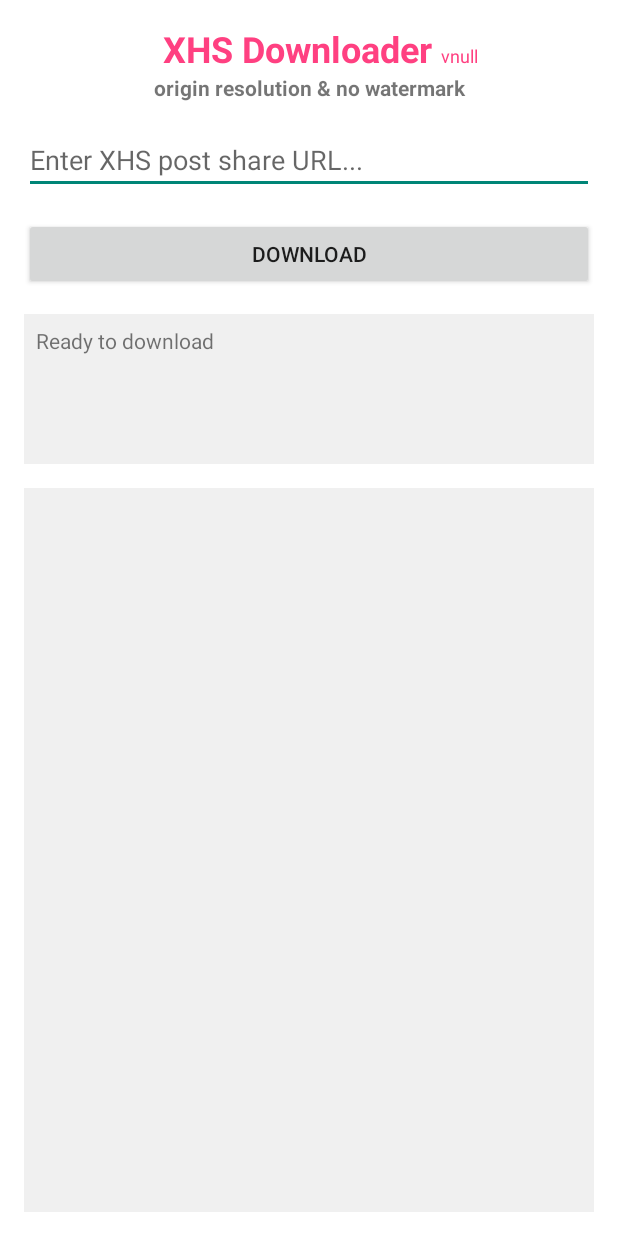
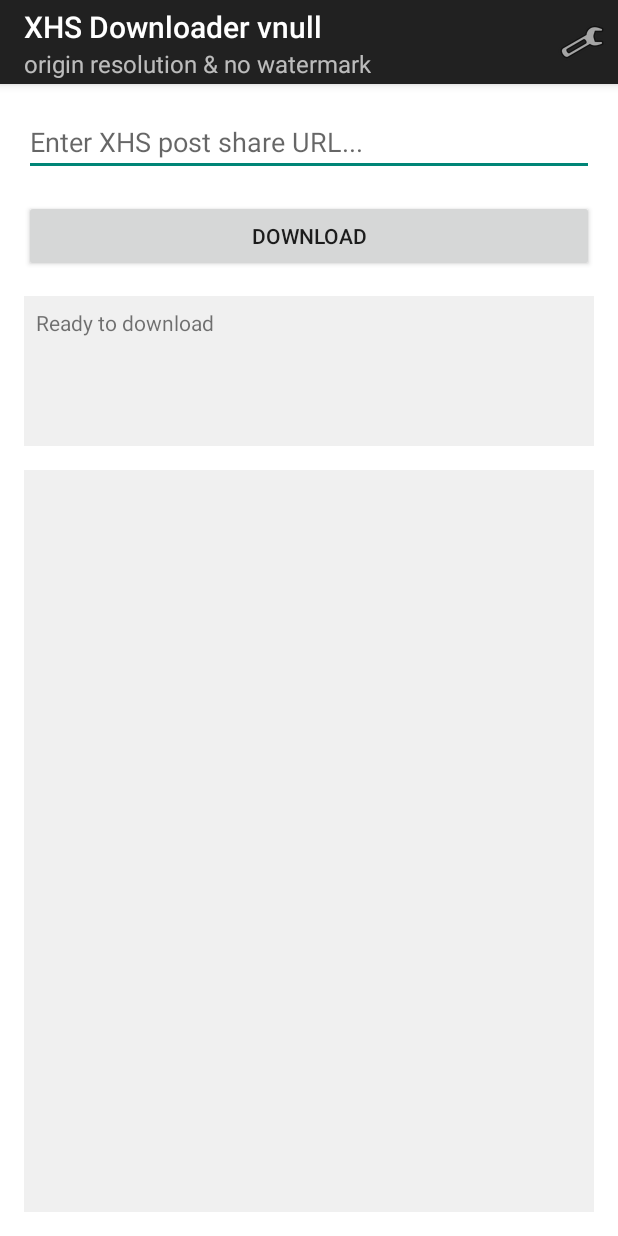
Before and after one commit to NEORUAA/XHS_Downloader_Android, an Android app: the screen it shows after launch (MainActivity), on a phone screen of 412 x 824 dp. Run offline under Robolectric (Android 15) with nearby library versions, the phone set to English and light mode, and no system bars; 1 statement that could not run was skipped.

Commit message:
feat: 支持自定义保存路径

```diff
--- a/app/build.gradle
+++ b/app/build.gradle
@@ -10,8 +10,8 @@
         applicationId "com.neoruaa.xhsdn"
         minSdk 21
         targetSdk 34
-        versionCode 4
-        versionName "1.0.3"
+        versionCode 5
+        versionName "1.0.4"
 
         testInstrumentationRunner "androidx.test.runner.AndroidJUnitRunner"
     }
--- a/app/src/main/java/com/neoruaa/xhsdn/MainActivity.java
+++ b/app/src/main/java/com/neoruaa/xhsdn/MainActivity.java
@@ -1,8 +1,8 @@
 package com.neoruaa.xhsdn;
 
 import android.Manifest;
-import android.app.Activity;
 import android.content.Intent;
+import android.content.SharedPreferences;
 import android.content.pm.PackageManager;
 import android.graphics.Bitmap;
 import android.graphics.BitmapFactory;
@@ -13,6 +13,8 @@
 import android.os.Environment;
 import android.provider.Settings;
 import android.util.Log;
+import android.view.Menu;
+import android.view.MenuItem;
 import android.view.View;
 import android.view.Window;
 import android.view.WindowManager;
@@ -26,6 +28,7 @@
 import android.widget.Toast;
 import android.widget.VideoView;
 
+import androidx.appcompat.app.AppCompatActivity;
 import androidx.core.app.ActivityCompat;
 import androidx.core.content.ContextCompat;
 import androidx.core.content.FileProvider;
@@ -34,14 +37,12 @@
 import java.util.ArrayList;
 import java.util.List;
 
-public class MainActivity extends Activity {
+public class MainActivity extends AppCompatActivity {
     private EditText urlInput;
     private Button downloadButton;
     private TextView statusText;
     private ProgressBar progressBar;
-    private TextView versionTextView;
     private android.widget.ImageButton clearButton;
-    private LinearLayout titleLayout;
     private LinearLayout imageContainer;
     private static final int PERMISSION_REQUEST_CODE = 1001;
 
@@ -55,36 +56,27 @@
         if (Build.VERSION.SDK_INT >= Build.VERSION_CODES.LOLLIPOP) {
             window.addFlags(WindowManager.LayoutParams.FLAG_DRAWS_SYSTEM_BAR_BACKGROUNDS);
             window.clearFlags(WindowManager.LayoutParams.FLAG_TRANSLUCENT_STATUS);
-            window.setStatusBarColor(Color.WHITE);
+            window.setStatusBarColor(Color.parseColor("#212121"));
             window.setNavigationBarColor(Color.WHITE);
         }
 
         if (Build.VERSION.SDK_INT >= Build.VERSION_CODES.M) {
             View decor = window.getDecorView();
-            decor.setSystemUiVisibility(View.SYSTEM_UI_FLAG_LIGHT_STATUS_BAR | View.SYSTEM_UI_FLAG_LIGHT_NAVIGATION_BAR);
+            decor.setSystemUiVisibility(View.SYSTEM_UI_FLAG_LIGHT_NAVIGATION_BAR);
         }
 
         urlInput = findViewById(R.id.urlInput);
         downloadButton = findViewById(R.id.downloadButton);
         statusText = findViewById(R.id.statusText);
         progressBar = findViewById(R.id.progressBar);
-        versionTextView = findViewById(R.id.versionTextView);
         clearButton = findViewById(R.id.clearButton);
-        titleLayout = findViewById(R.id.titleLayout);
         imageContainer = findViewById(R.id.imageContainer);
 
         // 检查并请求存储权限
         checkPermissions();
 
-        // Set the app version in the versionTextView
-        setAppVersion();
-
-        // Set up the title layout click functionality to open GitHub repository
-        if (titleLayout != null) {
-            titleLayout.setOnClickListener(v -> openGitHubRepository());
-        }
-
-        // Set up the clear button functionality
+        // Set the app version in the toolbar title
+        setAppVersionInToolbar();
         clearButton.setOnClickListener(v -> {
             urlInput.setText("");
         });
@@ -116,16 +108,21 @@
         });
     }
 
-    private void setAppVersion() {
+    private void setAppVersionInToolbar() {
         try {
             String versionName = getPackageManager().getPackageInfo(getPackageName(), 0).versionName;
-            if (versionTextView != null) {
-                versionTextView.setText("v" + versionName);
+            // Set the toolbar title with app name and version
+            if (getSupportActionBar() != null) {
+                getSupportActionBar().setTitle(getString(R.string.app_name) + " v" + versionName);
+                // Set the subtitle to the app description
+                getSupportActionBar().setSubtitle(getString(R.string.app_description));
             }
         } catch (Exception e) {
             Log.e("MainActivity", "Error getting app version: " + e.getMessage());
-            if (versionTextView != null) {
-                versionTextView.setText("v?.?.?");
+            // Fallback to just app name if version can't be retrieved
+            if (getSupportActionBar() != null) {
+                getSupportActionBar().setTitle(getString(R.string.app_name));
+                getSupportActionBar().setSubtitle(getString(R.string.app_description));
             }
         }
     }
@@ -453,4 +450,29 @@
         DownloadTask task = new DownloadTask(this, statusText, progressBar, downloadButton);
         task.execute(url);
     }
+
+    @Override
+    public boolean onCreateOptionsMenu(Menu menu) {
+        getMenuInflater().inflate(R.menu.main_menu, menu);
+        return true;
+    }
+
+    @Override
+    public boolean onOptionsItemSelected(MenuItem item) {
+        int itemId = item.getItemId();
+        if (itemId == R.id.action_settings) {
+            showSettingsDialog();
+            return true;
+        }
+        return super.onOptionsItemSelected(item);
+    }
+
+    private void showSettingsDialog() {
+        SettingsDialog settingsDialog = new SettingsDialog(this);
+        settingsDialog.setOnSettingsAppliedListener(savePath -> {
+            // Handle settings applied if needed
+            Toast.makeText(this, getString(R.string.settings_saved), Toast.LENGTH_SHORT).show();
+        });
+        settingsDialog.show();
+    }
 }
--- a/app/src/main/res/layout/activity_main.xml
+++ b/app/src/main/res/layout/activity_main.xml
@@ -5,47 +5,6 @@
     android:orientation="vertical"
     android:background="#ffffff"
     android:padding="16dp">
-
-
-    <LinearLayout
-        android:id="@+id/titleLayout"
-        android:layout_width="match_parent"
-        android:layout_height="wrap_content"
-        android:gravity="bottom|center"
-        android:orientation="horizontal"
-        android:clickable="true"
-        android:focusable="true"
-        android:background="?android:attr/selectableItemBackground">
-
-        <TextView
-            android:layout_width="wrap_content"
-            android:layout_height="wrap_content"
-            android:text="@string/app_name"
-            android:textColor="@color/colorAccent"
-            android:textSize="24sp"
-            android:textStyle="bold"
-            android:paddingStart="16dp"/>
-
-        <TextView
-            android:id="@+id/versionTextView"
-            android:layout_width="wrap_content"
-            android:layout_height="wrap_content"
-            android:text="1.0"
-            android:textColor="@color/colorAccent"
-            android:textSize="12sp"
-            android:paddingStart="6dp"/>
-    </LinearLayout>
-
-
-
-    <TextView
-        android:layout_width="match_parent"
-        android:layout_height="wrap_content"
-        android:text="@string/app_description"
-        android:textSize="14sp"
-        android:textStyle="bold"
-        android:gravity="center"
-        android:layout_marginBottom="16dp" />
 
     <LinearLayout
         android:layout_width="match_parent"
--- /dev/null
+++ b/app/src/main/res/menu/main_menu.xml
@@ -0,0 +1,9 @@
+<?xml version="1.0" encoding="utf-8"?>
+<menu xmlns:android="http://schemas.android.com/apk/res/android"
+    xmlns:app="http://schemas.android.com/apk/res-auto">
+    <item
+        android:id="@+id/action_settings"
+        android:icon="@android:drawable/ic_menu_manage"
+        android:title="@string/settings"
+        app:showAsAction="ifRoom" />
+</menu>
--- a/app/src/main/res/values/strings.xml
+++ b/app/src/main/res/values/strings.xml
@@ -16,4 +16,12 @@
     <string name="downloaded_files_title">Downloaded files:</string>
     <string name="clear_input">Clear input</string>
     <string name="app_description"><![CDATA[origin resolution & no watermark]]></string>
+    <string name="settings">Settings</string>
+    <string name="custom_save_path">Custom Save Path</string>
+    <string name="enter_save_path">Enter save path</string>
+    <string name="reset_default">Reset</string>
+    <string name="cancel">Cancel</string>
+    <string name="apply">Apply</string>
+    <string name="settings_saved">Settings saved successfully</string>
+    <string name="open_github_repository">Open GitHub Repository</string>
 </resources>
```
Also changed, not shown: app/src/main/java/com/neoruaa/xhsdn/FileDownloader.java (+14 -1 lines), app/src/main/java/com/neoruaa/xhsdn/SettingsDialog.java (added, +95 -0 lines), app/src/main/res/layout/dialog_settings.xml (added, +81 -0 lines), 1 other file.
